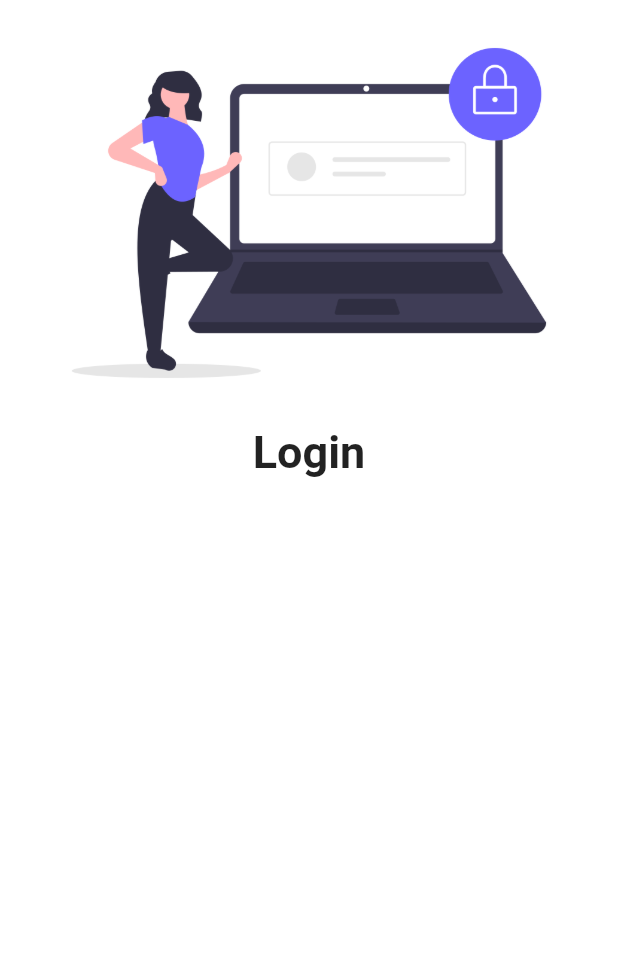
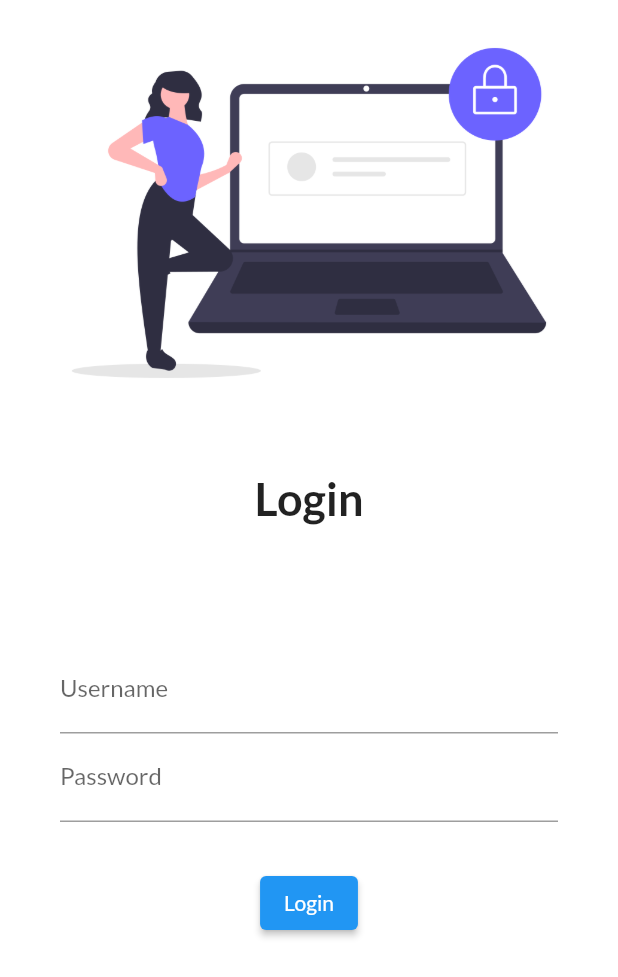
Before and after one commit to SayedTahsin/300daysofFlutter, a Flutter app: the screen it shows after launch, on a phone screen of 412 x 824 dp. Shown: the top 977 px of the screen. Run offline on Flutter 3.47's test engine with Material 2 defaults, Android fonts, the phone set to English and light mode, and no system bars; our stand-ins replace google_fonts.

Commit message:
day 4 completed 3/9/2022 12:12

```diff
--- a/lib/main.dart
+++ b/lib/main.dart
@@ -1,6 +1,7 @@
 import 'package:flutter/material.dart';
 import 'package:fullter_tutorial/pages/home_page.dart';
 import 'package:fullter_tutorial/pages/login_page.dart';
+import 'package:google_fonts/google_fonts.dart';
 
 void main() {
   runApp(MyApp());
@@ -11,7 +12,9 @@ class MyApp extends StatelessWidget {
   Widget build(BuildContext context) {
     return MaterialApp(
       themeMode: ThemeMode.light,
-      theme: ThemeData(primarySwatch: Colors.red),
+      theme: ThemeData(primarySwatch: Colors.red,
+      fontFamily: GoogleFonts.lato().fontFamily,
+      ),
       darkTheme: ThemeData(primarySwatch: Colors.cyan),
       initialRoute: "/",
       routes: {
--- a/lib/pages/login_page.dart
+++ b/lib/pages/login_page.dart
@@ -13,12 +13,51 @@ class LoginPage extends StatelessWidget {
               "assets/images/login_image.png",
               fit: BoxFit.cover,
             ),
+            SizedBox(
+              height: 30.0,
+            ),
             Text(
               "Login",
               style: TextStyle(
                 fontSize: 30,
                 fontWeight: FontWeight.bold,
               ),
+            ),
+            SizedBox(
+              height: 30.0,
+            ),
+            Padding(
+              padding: const EdgeInsets.symmetric(horizontal: 40, vertical: 50),
+              child: Column(
+                children: [
+                  TextFormField(
+                    decoration: InputDecoration(
+                      hintText: "Enter Username",
+                      labelText: "Username",
+                    ),
+                  ),
+                  TextFormField(
+                    obscureText: true,
+                    decoration: InputDecoration(
+                      hintText: "Enter Password",
+                      labelText: "Password",
+                    ),
+                  ),
+                  SizedBox(
+                    height: 30.0,
+                  ),
+                  ElevatedButton(
+                    style: TextButton.styleFrom(
+                        foregroundColor: Colors.white,
+                        backgroundColor: Colors.blue),
+                    onPressed: () {
+                      // ignore: avoid_print
+                      print("Hello piter");
+                    },
+                    child: Text("Login"),
+                  )
+                ],
+              ),
             )
           ],
         ));
--- a/pubspec.yaml
+++ b/pubspec.yaml
@@ -36,6 +36,8 @@ dependencies:
   # The following adds the Cupertino Icons font to your application.
   # Use with the CupertinoIcons class for iOS style icons.
   cupertino_icons: ^1.0.2
+  google_fonts: ^3.0.1
+
 
 dev_dependencies:
   flutter_test:
```
Also changed, not shown: pubspec.lock, 1 other file.
